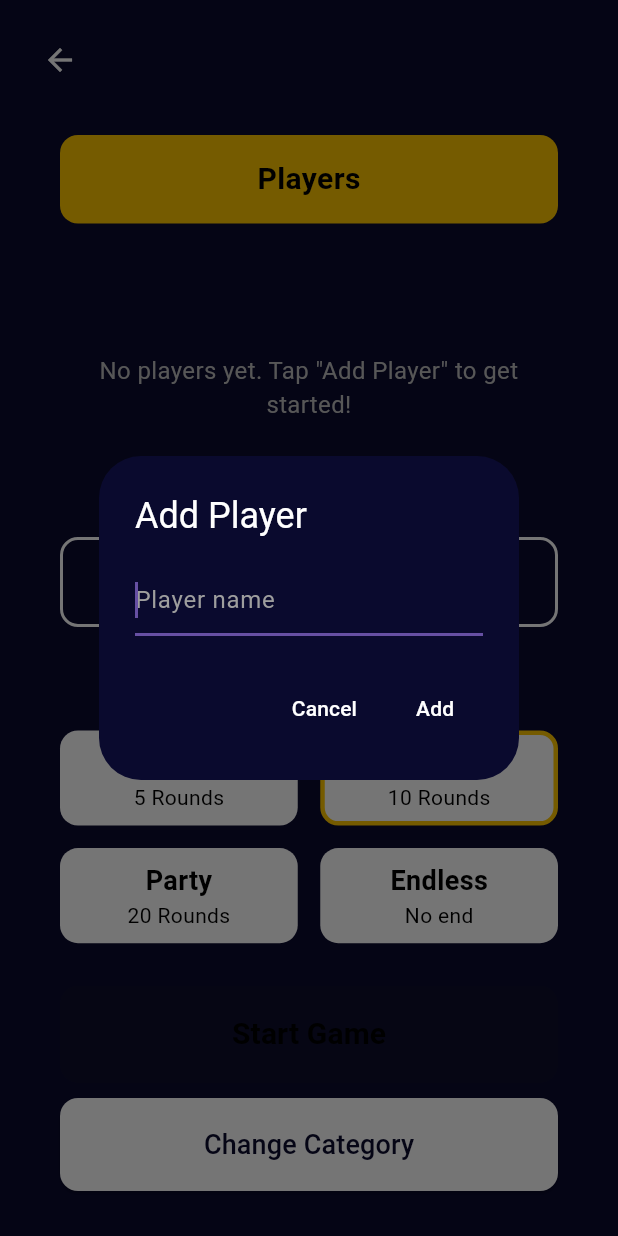
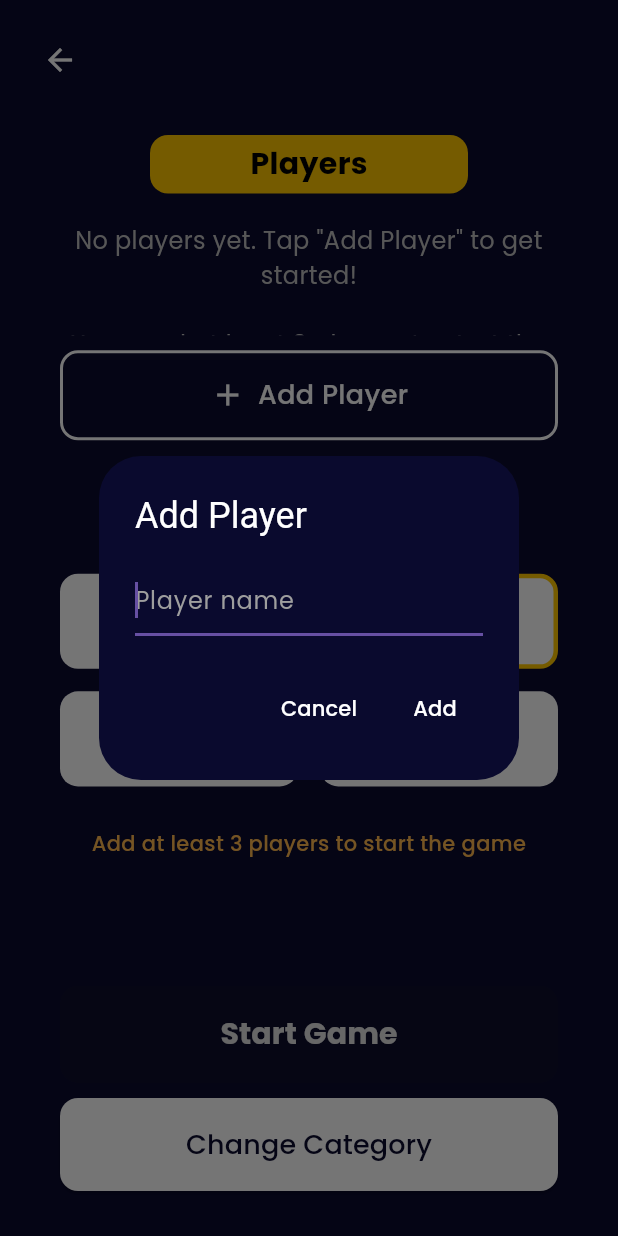
Before and after one commit to abdalla980/OneLie, a Flutter app: the SetupScreen screen opened directly with empty values, after a tap on "Add Player", on a phone screen of 412 x 824 dp. Run offline on Flutter 3.47's test engine with Material 3 defaults, Android fonts, the phone set to English and light mode, and no system bars; our stand-ins replace google_fonts, hive_flutter; accounts and stored records are empty.

Commit message:
added functionality of min 3 ppl and made the ui better

```diff
--- a/lib/screens/setup_screen.dart
+++ b/lib/screens/setup_screen.dart
@@ -1,6 +1,7 @@
 import 'package:flutter/material.dart';
 import 'package:hive_flutter/hive_flutter.dart';
 import 'game_screen.dart';
+import 'package:google_fonts/google_fonts.dart';
 
 class SetupScreen extends StatefulWidget {
   final String categoryId;
@@ -52,17 +53,17 @@ class _SetupScreenState extends State<SetupScreen> {
           title: const Text('Add Player', style: TextStyle(color: Colors.white)),
           content: TextField(
             controller: controller,
-            style: const TextStyle(color: Colors.white),
-            decoration: const InputDecoration(
+            style:  GoogleFonts.poppins(color: Colors.white),
+            decoration: InputDecoration(
               hintText: 'Player name',
-              hintStyle: TextStyle(color: Colors.grey),
+              hintStyle: GoogleFonts.poppins(color: Colors.grey),
             ),
             autofocus: true,
           ),
           actions: [
             TextButton(
               onPressed: () => Navigator.pop(context),
-              child: const Text('Cancel', style: TextStyle(color: Colors.white)),
+              child: Text('Cancel', style: GoogleFonts.poppins(color: Colors.white)),
             ),
             TextButton(
               onPressed: () {
@@ -74,7 +75,7 @@ class _SetupScreenState extends State<SetupScreen> {
                   Navigator.pop(context);
                 }
               },
-              child: const Text('Add', style: TextStyle(color: Colors.white)),
+              child: Text('Add', style: GoogleFonts.poppins(color: Colors.white)),
             ),
           ],
         );
@@ -110,16 +111,16 @@ class _SetupScreenState extends State<SetupScreen> {
               ),
               const SizedBox(height: 10),
               Container(
-                margin: const EdgeInsets.symmetric(horizontal: 40),
-                padding: const EdgeInsets.symmetric(vertical: 15),
+                margin: const EdgeInsets.symmetric(horizontal: 100),
+                padding: const EdgeInsets.symmetric(vertical: 5),
                 decoration: BoxDecoration(
                   color: const Color(0xFFFFC700),
                   borderRadius: BorderRadius.circular(12),
                 ),
-                child: const Center(
+                child: Center(
                   child: Text(
                     'Players',
-                    style: TextStyle(
+                    style: GoogleFonts.poppins(
                       color: Colors.black,
                       fontSize: 20,
                       fontWeight: FontWeight.bold,
@@ -134,8 +135,8 @@ class _SetupScreenState extends State<SetupScreen> {
                         child: Padding(
                           padding: const EdgeInsets.symmetric(horizontal: 40),
                           child: Text(
-                            'No players yet. Tap "Add Player" to get started!',
-                            style: TextStyle(
+                            'No players yet. Tap "Add Player" to get started!\n\nYou need at least 3 players to start the game.',
+                            style: GoogleFonts.poppins(
                               color: Colors.grey[400],
                               fontSize: 16,
                             ),
@@ -160,7 +161,7 @@ class _SetupScreenState extends State<SetupScreen> {
                                 Expanded(
                                   child: Text(
                                     players[index],
-                                    style: const TextStyle(
+                                    style:  GoogleFonts.poppins(
                                       color: Colors.black,
                                       fontSize: 18,
                                       fontWeight: FontWeight.w500,
@@ -188,14 +189,14 @@ class _SetupScreenState extends State<SetupScreen> {
                 ),
                 child: InkWell(
                   onTap: _addPlayer,
-                  child: const Row(
+                  child: Row(
                     mainAxisAlignment: MainAxisAlignment.center,
                     children: [
                       Icon(Icons.add, color: Colors.white, size: 24),
                       SizedBox(width: 8),
                       Text(
                         'Add Player',
-                        style: TextStyle(
+                        style: GoogleFonts.poppins(
                           color: Colors.white,
                           fontSize: 18,
                           fontWeight: FontWeight.w500,
@@ -205,10 +206,10 @@ class _SetupScreenState extends State<SetupScreen> {
                   ),
                 ),
               ),
-              const SizedBox(height: 20),
-              const Text(
+              const SizedBox(height: 40),
+              Text(
                 'Choose Game Length',
-                style: TextStyle(
+                style: GoogleFonts.poppins(
                   color: Colors.white,
                   fontSize: 20,
                 ),
@@ -244,7 +245,7 @@ class _SetupScreenState extends State<SetupScreen> {
                           children: [
                             Text(
                               length,
-                              style: const TextStyle(
+                              style:  GoogleFonts.poppins(
                                 color: Colors.black,
                                 fontSize: 18,
                                 fontWeight: FontWeight.bold,
@@ -254,7 +255,7 @@ class _SetupScreenState extends State<SetupScreen> {
                               length == 'Endless'
                                   ? 'No end'
                                   : '${_lengthRounds[length]} Rounds',
-                              style: const TextStyle(
+                              style: GoogleFonts.poppins(
                                 color: Colors.black,
                                 fontSize: 14,
                               ),
@@ -267,10 +268,27 @@ class _SetupScreenState extends State<SetupScreen> {
                 ),
               ),
               const SizedBox(height: 20),
+              if (players.length < 3)
+                Padding(
+                  padding: const EdgeInsets.symmetric(horizontal: 40),
+                  child: Text(
+                    players.isEmpty
+                        ? 'Add at least 3 players to start the game'
+                        : 'Add ${3 - players.length} more player${3 - players.length == 1 ? '' : 's'} to start the game',
+                    style: GoogleFonts.poppins(
+                      color: Colors.orange[300],
+                      fontSize: 14,
+                      fontWeight: FontWeight.w500,
+                    ),
+                    textAlign: TextAlign.center,
+                  ),
+                ),
+              if (players.length < 3) const SizedBox(height: 10),
+              Spacer(),
               Container(
                 margin: const EdgeInsets.symmetric(horizontal: 40),
                 child: ElevatedButton(
-                  onPressed: players.isEmpty
+                  onPressed: players.length < 3
                       ? null
                       : () {
                           Navigator.push(
@@ -285,17 +303,19 @@ class _SetupScreenState extends State<SetupScreen> {
                           );
                         },
                   style: ElevatedButton.styleFrom(
-                    backgroundColor: const Color(0xFFFFC700),
+                    backgroundColor: players.length < 3
+                        ? Colors.grey[600]
+                        : const Color(0xFFFFC700),
                     padding: const EdgeInsets.symmetric(vertical: 18),
                     shape: RoundedRectangleBorder(
                       borderRadius: BorderRadius.circular(12),
                     ),
                     minimumSize: const Size(double.infinity, 0),
                   ),
-                  child: const Text(
+                  child: Text(
                     'Start Game',
-                    style: TextStyle(
-                      color: Colors.black,
+                    style: GoogleFonts.poppins(
+                      color: players.length < 3 ? Colors.grey[300] : Colors.black,
                       fontSize: 20,
                       fontWeight: FontWeight.bold,
                     ),
@@ -317,9 +337,9 @@ class _SetupScreenState extends State<SetupScreen> {
                     ),
                     minimumSize: const Size(double.infinity, 0),
                   ),
-                  child: const Text(
+                  child:Text(
                     'Change Category',
-                    style: TextStyle(
+                    style: GoogleFonts.poppins(
                       color: Color(0xFF0A0A2E),
                       fontSize: 18,
                       fontWeight: FontWeight.w500,
```
